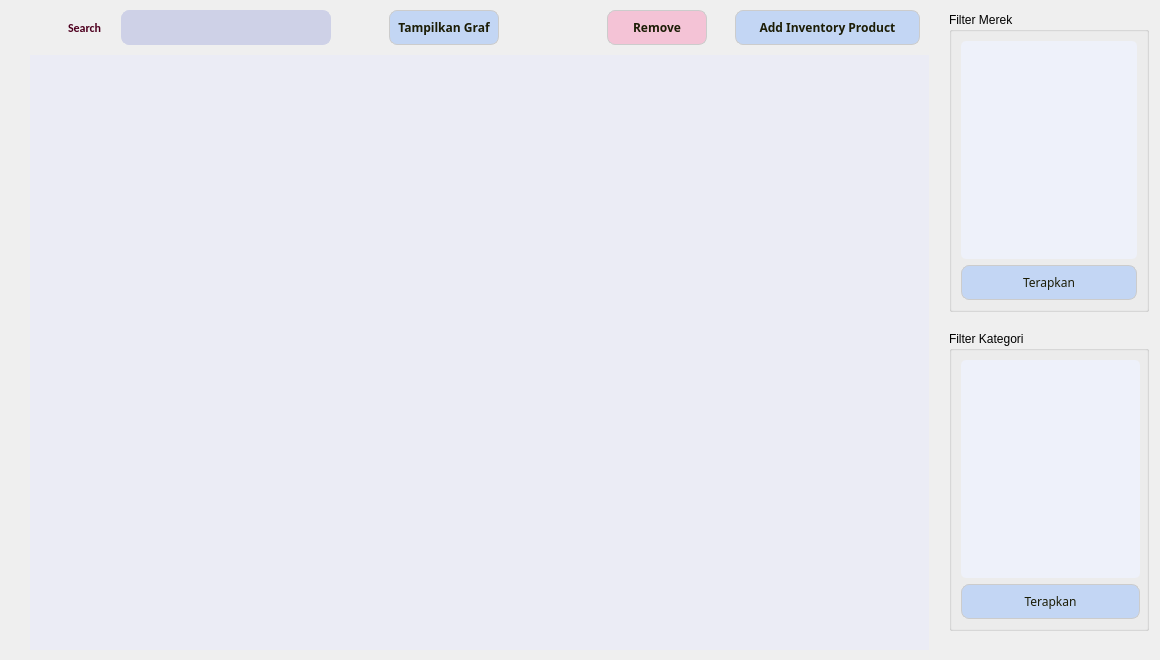
rjei/strukdat-manajemen-gudang, file InventoryManagement/GUI/inventory_widget.ui: the form before one commit.
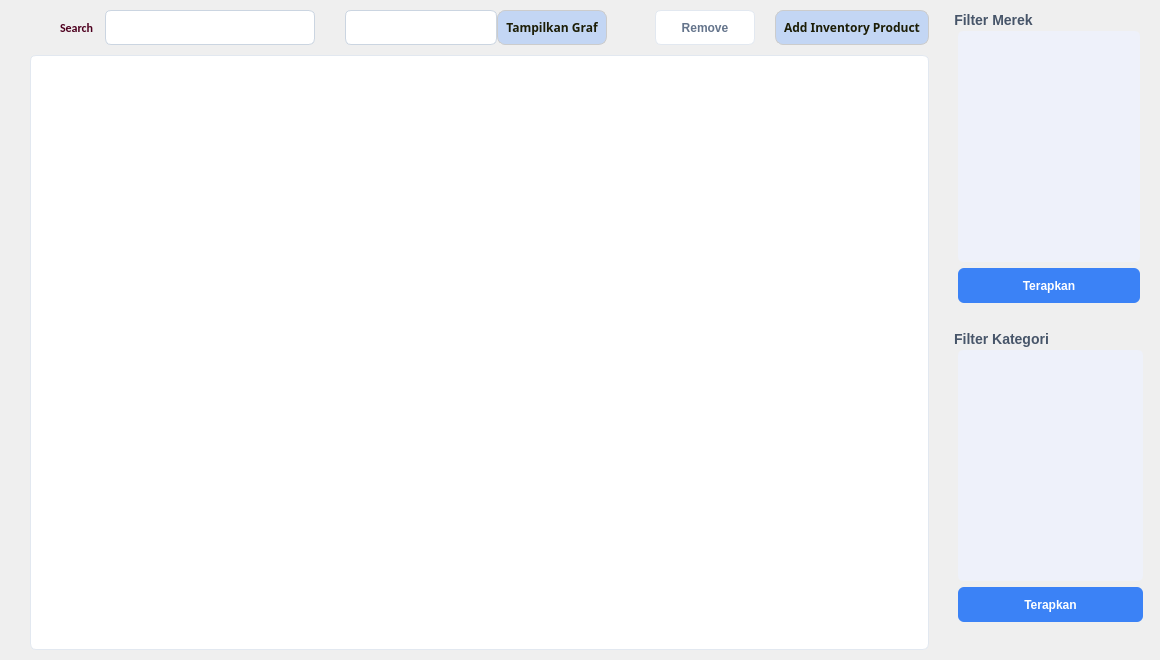
The form after the commit. Icons and pictures are not drawn.

Commit message: Merge stash: UI redesign minimalist modern + friend updates

Diff of the .ui file:
```diff
--- a/InventoryManagement/GUI/inventory_widget.ui
+++ b/InventoryManagement/GUI/inventory_widget.ui
@@ -174,16 +174,16 @@
            </property>
            <property name="styleSheet">
             <string notr="true">QLineEdit {
-	background-color: #ced1e7;
-	border-radius:8px;
-	border:1px solid #ced1e7;
+	background-color: #ffffff;
+	border-radius:6px;
+	border:1px solid #cbd5e1;
 	display:inline-block;
 	cursor:text;
-	color : #2c2c3b;
-	font-family:Impactl;
-	font-size:10px;
-	font-weight:bold;
-	padding:10px 10px;
+	color : #1e293b;
+	font-family: 'Segoe UI', 'Inter', sans-serif;
+	font-size:12px;
+	font-weight:normal;
+	padding:4px 10px;
 }
 </string>
            </property>
@@ -222,20 +222,71 @@
           </spacer>
          </item>
          <item>
-          <spacer name="horizontalSpacer_8">
-           <property name="orientation">
-            <enum>Qt::Orientation::Horizontal</enum>
+          <widget class="QComboBox" name="CB_searchBy">
+           <property name="minimumSize">
+            <size>
+             <width>152</width>
+             <height>35</height>
+            </size>
            </property>
-           <property name="sizeType">
-            <enum>QSizePolicy::Policy::Minimum</enum>
-           </property>
-           <property name="sizeHint" stdset="0">
+           <property name="maximumSize">
             <size>
-             <width>20</width>
-             <height>10</height>
+             <width>135</width>
+             <height>35</height>
             </size>
            </property>
-          </spacer>
+           <property name="cursor">
+            <cursorShape>PointingHandCursor</cursorShape>
+           </property>
+           <property name="styleSheet">
+            <string notr="true">QComboBox {
+    background-color: #ffffff;
+    border: 1px solid #cbd5e1;
+    border-radius: 6px;
+    padding: 8px 10px;
+    min-width: 130px;
+    color: #000000;
+    font-family: 'Segoe UI';
+}
+
+QComboBox::drop-down {
+    subcontrol-origin: padding;
+    subcontrol-position: right;
+    width: 30px;
+    border-left: none;
+    background: transparent;
+}
+
+QComboBox::down-arrow {
+    image: url(:/Images/icons/downChevronComboBox.png);
+    width: 12px;
+    height: 12px;
+}
+
+QComboBox QAbstractItemView {
+    background-color: #ffffff;
+    border: 1px solid #cbd5e1;
+    border-radius: 6px;
+    color: #000000;
+    outline: none;
+    padding: 4px;
+}
+
+QComboBox QAbstractItemView::item {
+    color: #000000;
+    padding: 10px;
+    min-height: 20px;
+    margin-bottom: 4px;
+}
+
+QComboBox QAbstractItemView::item:hover,
+QComboBox QAbstractItemView::item:selected {
+    background-color: #f1f5f9;
+    color: #000000;
+    border-radius: 4px;
+}</string>
+           </property>
+          </widget>
          </item>
          <item>
           <widget class="QPushButton" name="PB_showGraph">
@@ -796,14 +847,14 @@
            <property name="cursor">
             <cursorShape>PointingHandCursor</cursorShape>
            </property>
-           <property name="styleSheet">
-            <string notr="true">QPushButton {
-    background-color: #f4c3d6;
-    border: 1px solid #CCCCCC;
-    border-radius: 8px;
+            <property name="styleSheet">
+             <string notr="true">QPushButton {
+    background-color: #ffffff;
+    border: 1px solid #e2e8f0;
+    border-radius: 6px;
     padding: 8px 8px;
-	color: #1c1d06;
-	font-family : Cabin;
+	color: #64748b;
+	font-family : 'Segoe UI', 'Inter', sans-serif;
 	font-weight : bold;
 	font-size : 12px;
 
@@ -814,7 +865,7 @@
 	background-color : #eff4fc;
 
 }</string>
-           </property>
+            </property>
            <property name="text">
             <string>Remove</string>
            </property>
@@ -921,33 +972,54 @@
            <height>5700</height>
           </size>
          </property>
-         <property name="styleSheet">
-          <string notr="true">QTableView {
-	background-color : #ebecf5;
-	border-radius : 10 px;
-	color: #000000;
+          <property name="styleSheet">
+           <string notr="true">QTableView {
+	background-color : #ffffff;
+	border-radius : 6px;
+    border: 1px solid #e2e8f0;
+	color: #1e293b;
+    gridline-color: #f0f0f0;
+    font-family: 'Segoe UI', 'Inter', sans-serif;
+    outline: none;
 }
 
 QTableView::item {
-	color: #000000;
+	color: #1e293b;
+    padding: 5px;
+    border: none;
+}
+
+QTableView::item:selected {
+    background-color: #f0f7ff;
+    color: #0969da;
+    border: 2px solid #0969da;
+}
+
+QTableView::item:focus {
+    color: #0969da;
+    border: 2px solid #0969da;
+    background-color: #ffffff;
 }
 
 QHeaderView::section {
-	color: #000000;
-	background-color: #d9e5f8;
+	color: #334155;
+	background-color: #f8fafc;
 	padding: 5px;
 	font-weight: bold;
+    border: none;
+    border-bottom: 1px solid #e2e8f0;
 }
 
 QScrollBar:vertical {
-  background-color: #d3d3d3; /* Change to the desired color */
+  background-color: #f8fafc;
 }
 
 QScrollBar::handle:vertical {
-  background-color: #c5b4ee; /* Change to the desired color */
+  background-color: #cbd5e1;
+  border-radius: 4px;
 }
 </string>
-         </property>
+          </property>
         </widget>
        </item>
       </layout>
@@ -962,6 +1034,21 @@
        </property>
        <item>
         <widget class="QGroupBox" name="GB_brandFilter">
+         <property name="styleSheet">
+          <string notr="true">QGroupBox {
+    border: none;
+    font-family: 'Segoe UI', 'Inter', sans-serif;
+    font-size: 14px;
+    font-weight: bold;
+    color: #475569;
+    margin-top: 10px;
+}
+QGroupBox::title {
+    subcontrol-origin: margin;
+    left: 0px;
+    padding: 0 3px 0 3px;
+}</string>
+         </property>
          <property name="sizePolicy">
           <sizepolicy hsizetype="Preferred" vsizetype="Preferred">
            <horstretch>0</horstretch>
@@ -1051,13 +1138,14 @@
             </property>
             <property name="styleSheet">
              <string notr="true">QPushButton {
-    background-color: #c3d6f4;
-    border: 1px solid #CCCCCC;
-    border-radius: 8px;
+    background-color: #3b82f6;
+    border: none;
+    border-radius: 6px;
     padding: 8px 8px;
-	color: #1c1d06;
-	font-family : Cabin;
+	color: #ffffff;
+	font-family : 'Segoe UI', 'Inter', sans-serif;
 	font-size : 12px;
+    font-weight: bold;
 
 	
 }
@@ -1093,6 +1181,21 @@
        </item>
        <item>
         <widget class="QGroupBox" name="GB_categoryFilter">
+         <property name="styleSheet">
+          <string notr="true">QGroupBox {
+    border: none;
+    font-family: 'Segoe UI', 'Inter', sans-serif;
+    font-size: 14px;
+    font-weight: bold;
+    color: #475569;
+    margin-top: 10px;
+}
+QGroupBox::title {
+    subcontrol-origin: margin;
+    left: 0px;
+    padding: 0 3px 0 3px;
+}</string>
+         </property>
          <property name="sizePolicy">
           <sizepolicy hsizetype="Preferred" vsizetype="Preferred">
            <horstretch>0</horstretch>
@@ -1185,13 +1288,14 @@
             </property>
             <property name="styleSheet">
              <string notr="true">QPushButton {
-    background-color: #c3d6f4;
-    border: 1px solid #CCCCCC;
-    border-radius: 8px;
+    background-color: #3b82f6;
+    border: none;
+    border-radius: 6px;
     padding: 8px 8px;
-	color: #1c1d06;
-	font-family : Cabin;
+	color: #ffffff;
+	font-family : 'Segoe UI', 'Inter', sans-serif;
 	font-size : 12px;
+    font-weight: bold;
 
 	
 }
```
Left out of the diff: 8 changed lines with no effect on the pictures. The commit also changes 1 other file.
